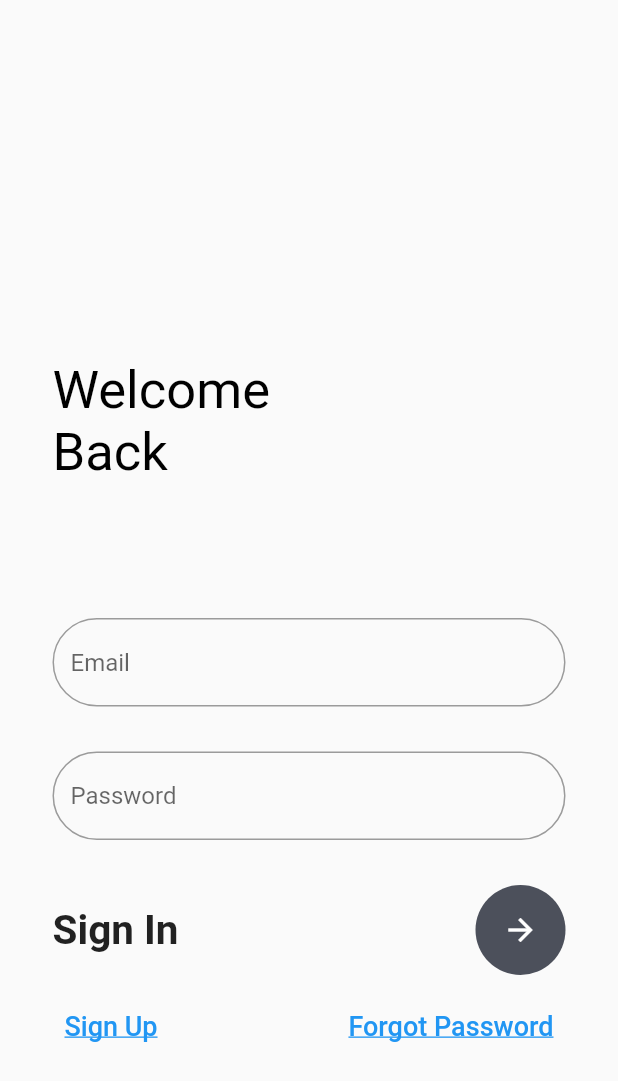
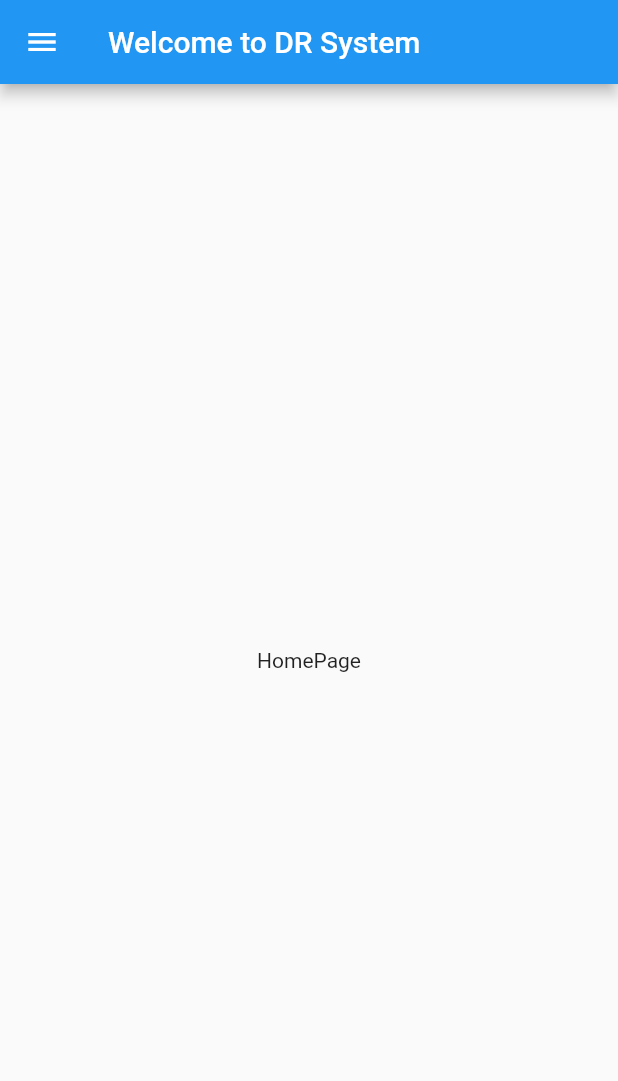
Before and after one commit to GolamMorshed/DR-system, a Flutter app: the screen it shows after launch, after a tap on the "arrow forward" icon, on a phone screen of 412 x 824 dp. Shown: the top 1081 px of the screen. Run offline on Flutter 3.47's test engine with Material 2 defaults, Android fonts, the phone set to English and light mode, and no system bars.

```diff
--- a/lib/main.dart
+++ b/lib/main.dart
@@ -1,3 +1,4 @@
+import 'package:dr_system/screens/dashboard.dart';
 import 'package:dr_system/screens/home_screen.dart';
 import 'package:dr_system/screens/registration.dart';
 import 'package:flutter/material.dart';
@@ -8,7 +9,8 @@ void main() {
     initialRoute: "login",
     routes: {
       'login': (context) =>  HomeScreen(),
-      'registration': (context) =>  Registration()
+      'registration': (context) =>  Registration(),
+      'dashboard': (context)  => Dashboard()
     }
   ));
 }
--- /dev/null
+++ b/lib/screens/dashboard.dart
@@ -0,0 +1,37 @@
+import 'package:flutter/material.dart';
+
+import 'drawer_header.dart';
+import 'drawer_items.dart';
+
+class Dashboard extends StatefulWidget {
+  @override
+  _DashboardState createState() => _DashboardState();
+}
+
+class _DashboardState extends State<Dashboard> {
+  @override
+  Widget build(BuildContext context) {
+    return Scaffold(
+      appBar: AppBar(
+        title: Text('Welcome to DR System'),
+      ),
+      body: Container(
+        child: Center(
+          child: Text('HomePage'),
+        ),
+      ),
+      drawer: Drawer(
+        child: SingleChildScrollView(
+          child: Container(
+            child: Column(
+              children: [
+                MyHeaderDrawer(),
+                MyDrawerItems(),
+              ],
+            ),
+          ),
+        ),
+      ),
+    );
+  }
+}
--- a/lib/screens/home_screen.dart
+++ b/lib/screens/home_screen.dart
@@ -70,7 +70,9 @@ class _HomeScreenState extends State<HomeScreen> {
                           backgroundColor: Color(0xff4c505b),
                           child: IconButton(
                             color: Colors.white,
-                            onPressed: (){},
+                            onPressed: (){
+                              Navigator.pushNamed(context, 'dashboard');
+                            },
                             icon: Icon(Icons.arrow_forward),
                           ),
                         ),
```
Also changed, not shown: lib/screens/drawer_header.dart (added, +36 -0 lines), assets/profile.png (added).
